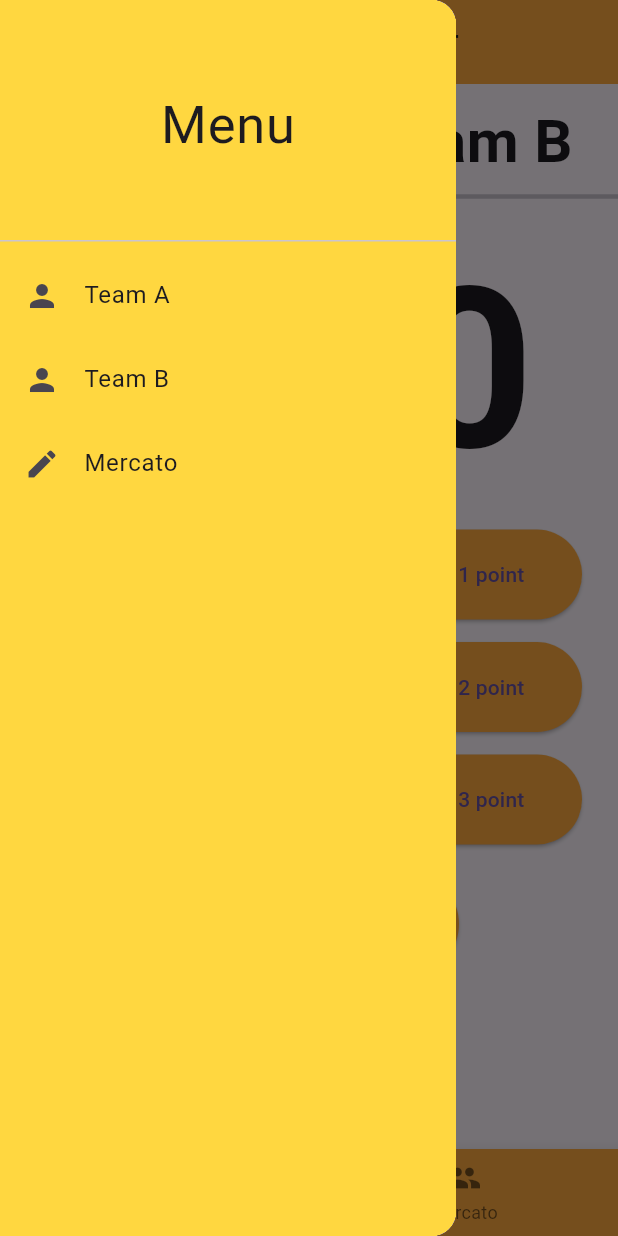
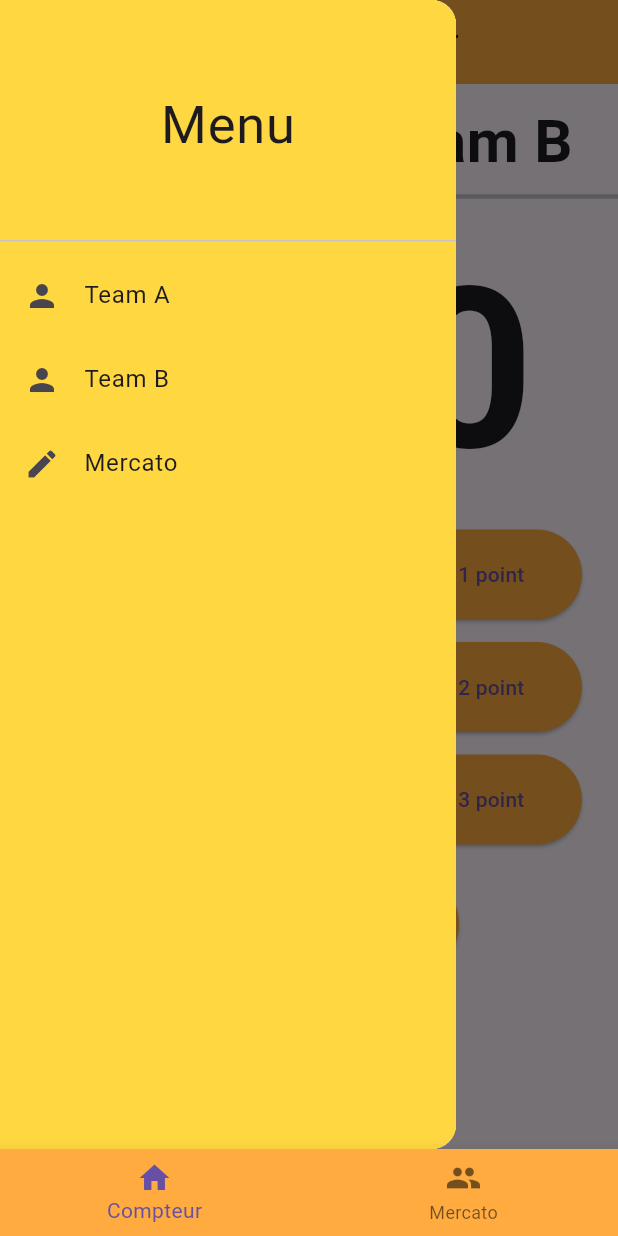
Before and after one commit to Disl11/compteur-flutter, a Flutter app: the screen it shows after launch, with the side drawer open, on a phone screen of 412 x 824 dp. Run offline on Flutter 3.47's test engine with Material 3 defaults, Android fonts, the phone set to English and light mode, and no system bars.

Commit message:
Bottom navigation bar

```diff
--- a/lib/main.dart
+++ b/lib/main.dart
@@ -1,5 +1,6 @@
 import 'package:compteur/view/compteur.dart';
 import 'package:compteur/view/mercato.dart';
+import 'package:compteur/view/navigation.dart';
 import 'package:compteur/view/teamA.dart';
 import 'package:compteur/view/teamB.dart';
 import 'package:compteur/view/profil.dart';
@@ -33,7 +34,7 @@ class MyApp extends StatelessWidget {
         },
 
         title: 'Compteur',
-        home: Compteur(),
+        home: NavigationBottom(),
       ),
     );
   }
--- a/lib/view/compteur.dart
+++ b/lib/view/compteur.dart
@@ -236,7 +236,6 @@ class _CompteurState extends State<Compteur> {
           ),
         ],
       ),
-      bottomNavigationBar: NavigationBarDubas(),
     );
   }
 }
--- a/lib/view/mercato.dart
+++ b/lib/view/mercato.dart
@@ -27,7 +27,7 @@ class _MercatoState extends State<Mercato> {
               children: [
                 Center(
                   child: SizedBox(
-                    height: 672,
+                    height: 615,
                     width: 250,
                     child: ListView.builder(
                       itemCount: viewModel.mercato.length,
--- a/lib/view/navigation.dart
+++ b/lib/view/navigation.dart
@@ -1,11 +1,38 @@
+import 'package:compteur/view/compteur.dart';
+import 'package:compteur/view/mercato.dart';
 import 'package:flutter/material.dart';
 
-Widget? NavigationBarDubas() {
-  return BottomNavigationBar(
-    backgroundColor: Colors.orangeAccent,
-    items: [
-      BottomNavigationBarItem(icon: Icon(Icons.home), label: "Home"),
-      BottomNavigationBarItem(icon: Icon(Icons.group), label: "Mercato"),
-    ],
-  );
+class NavigationBottom extends StatefulWidget {
+  const NavigationBottom({super.key});
+
+  @override
+  State<NavigationBottom> createState() => _NavigationBottomState();
 }
+
+class _NavigationBottomState extends State<NavigationBottom> {
+  int _selecedIndex = 0;
+
+  void _navigationBottomBar(int index) {
+    setState(() {
+      _selecedIndex = index;
+    });
+  }
+
+  final List<Widget> _pages = [Compteur(), Mercato()];
+
+  @override
+  Widget build(BuildContext context) {
+    return Scaffold(
+      body: _pages[_selecedIndex],
+      bottomNavigationBar: BottomNavigationBar(
+        backgroundColor: Colors.orangeAccent,
+        currentIndex: _selecedIndex,
+        onTap: _navigationBottomBar,
+        items: [
+          BottomNavigationBarItem(icon: Icon(Icons.home), label: "Compteur"),
+          BottomNavigationBarItem(icon: Icon(Icons.group), label: "Mercato"),
+        ],
+      ),
+    );
+  }
+}
```
